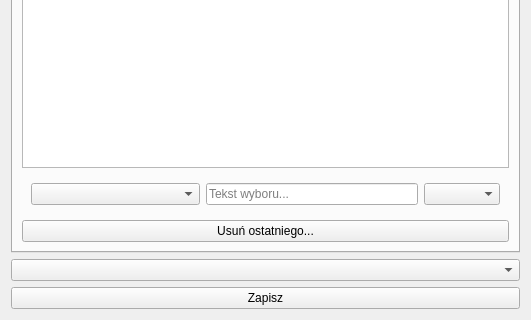
This is DataManager/forms/GUI/action/actionview.ui in jurikimurik/Witcher_Adventures_PHP_QTCPP as Qt 5 draws it before an edit; both pictures show x 0 to 531 and y 157 to 477 of the 531 by 477 pixel window. The edited form follows.
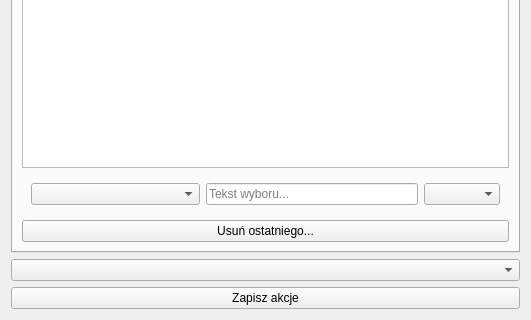
This is the edited form. Icons and pictures are not drawn.

Commit message: Text in buttons changed.

Patch:
```diff
--- a/DataManager/forms/GUI/action/actionview.ui
+++ b/DataManager/forms/GUI/action/actionview.ui
@@ -326,7 +326,7 @@
    <item>
     <widget class="QPushButton" name="saveButton">
      <property name="text">
-      <string>Zapisz</string>
+      <string>Zapisz akcje</string>
      </property>
      <property name="icon">
       <iconset theme="document-save">
```
The commit also changes 1 other file.
